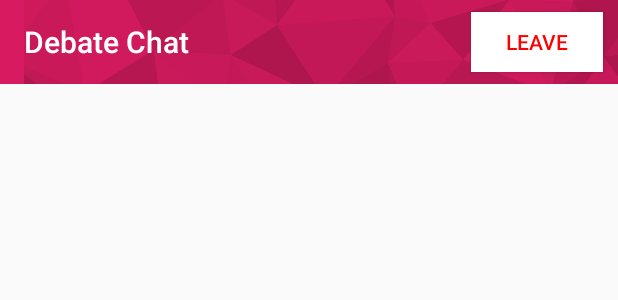
After one commit to kyeoul/Dyscours, an Android app: the layout toolbar_chat.xml on its own in the app's theme, with its tools: preview values and no code run, on a phone screen of 412 x 824 dp. The commit adds this screen. Shown: the top 300 px of the screen. Run offline under Robolectric (Android 15) with nearby library versions, the phone set to English and light mode, and no system bars.

Commit message:
chat activity looks marginally better, its behavior is up to somebody else plz hoaiwuehsadjghwaoieghsldgjhawoeiughwioegh

```diff
--- a/app/src/main/java/com/example/dyscours/fragmentSpectate.java
+++ b/app/src/main/java/com/example/dyscours/fragmentSpectate.java
@@ -74,7 +74,7 @@ public class fragmentSpectate extends Fragment{
         View view = inflater.inflate(R.layout.fragment_fragment_spectate, container, false);
         ListView listView = (ListView) view.findViewById(R.id.spectateList);
         ArrayList<Debate> arrayList = new ArrayList<Debate>();
-        arrayList.add(new Debate());
+        arrayList.add(new Debate("name", "9999", 90));
         ListviewAdapter listviewAdapter = new ListviewAdapter(getContext(), arrayList);
         listView.setAdapter(listviewAdapter);
         return view;
--- /dev/null
+++ b/app/src/main/res/layout/toolbar_chat.xml
@@ -0,0 +1,43 @@
+<androidx.appcompat.widget.Toolbar
+    xmlns:android="http://schemas.android.com/apk/res/android"
+    android:layout_width="match_parent"
+    android:layout_height="?attr/actionBarSize"
+    android:background="@color/colorAccent"
+    android:theme="@style/ThemeOverlay.AppCompat.Dark.ActionBar"
+    android:padding="0dp"
+    android:fitsSystemWindows="true">
+
+    <RelativeLayout
+        android:layout_width="match_parent"
+        android:layout_height="match_parent">
+
+        <ImageView
+            android:layout_width="match_parent"
+            android:layout_height="match_parent"
+            android:layout_alignParentEnd="true"
+            android:layout_gravity="center"
+            android:scaleType="center"
+            android:src="@drawable/lowpoly" />
+
+        <TextView
+            android:layout_width="wrap_content"
+            style="@style/TextAppearance.AppCompat.Widget.ActionBar.Title"
+            android:textColor="#FFFFFF"
+            android:layout_height="wrap_content"
+            android:text="@string/toolbarDebateString"
+            android:layout_gravity="center_vertical"
+            android:layout_centerVertical="true"
+            android:layout_weight="1" />
+
+        <Button
+            android:layout_width="wrap_content"
+            android:layout_height="40dp"
+            android:layout_centerVertical="true"
+            android:layout_alignParentEnd="true"
+            android:layout_marginEnd="10dp"
+            android:text="@string/leaveString"
+            android:background="#FFFFFF"
+            android:textColor="@color/colorRed"/>
+
+    </RelativeLayout>
+</androidx.appcompat.widget.Toolbar>
--- a/app/src/main/res/values/colors.xml
+++ b/app/src/main/res/values/colors.xml
@@ -7,4 +7,5 @@
     <color name="thisUserMessageColor">#FC7575</color>
     <color name="thatUserMessageColor">#4AB3EB</color>
     <color name="messageTextColor">#ffffff</color>
+    <color name="colorRed">#FF0000</color>
 </resources>
--- a/app/src/main/res/values/strings.xml
+++ b/app/src/main/res/values/strings.xml
@@ -11,4 +11,7 @@
 
     <!-- TODO: Remove or change this placeholder text -->
     <string name="hello_blank_fragment">Hello blank fragment</string>
+
+    <string name="toolbarDebateString">Debate Chat</string>
+    <string name="leaveString">Leave</string>
 </resources>
```
Also changed, not shown: app/src/main/res/drawable-anydpi/ic_send.xml (added, +11 -0 lines), app/src/main/res/drawable/edittext_drawable.xml (added, +12 -0 lines), app/src/main/res/layout/activity_chat.xml (+36 -25 lines), app/src/main/res/drawable-hdpi/ic_send.png (added), app/src/main/res/drawable-mdpi/ic_send.png (added), app/src/main/res/drawable-xhdpi/ic_send.png (added), app/src/main/res/drawable-xxhdpi/ic_send.png (added).
